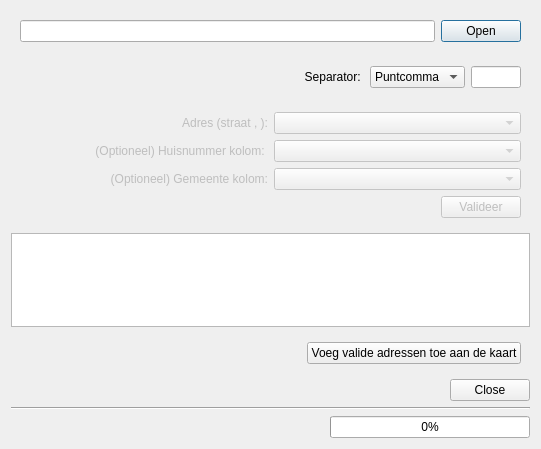
First picture: the form in ui_geopunt4QgisBatchGeoCode.ui, repository warrieka/geopunt4Qgis, before the edit.
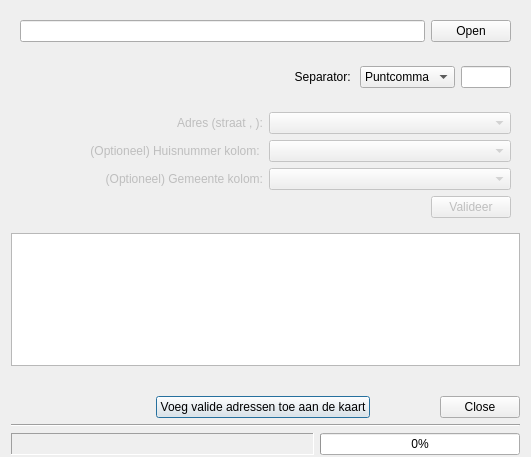
Second picture: the form after the edit. Icons and pictures are not drawn.

Commit message: finished a large portion batchGeoCode.py

What changed in the file:
```diff
--- a/ui_geopunt4QgisBatchGeoCode.ui
+++ b/ui_geopunt4QgisBatchGeoCode.ui
@@ -6,8 +6,8 @@
    <rect>
     <x>0</x>
     <y>0</y>
-    <width>541</width>
-    <height>449</height>
+    <width>531</width>
+    <height>457</height>
    </rect>
   </property>
   <property name="windowTitle">
@@ -17,7 +17,16 @@
    <iconset resource="resources.qrc">
     <normaloff>:/plugins/geopunt4Qgis/images/geopuntSmal.png</normaloff>:/plugins/geopunt4Qgis/images/geopuntSmal.png</iconset>
   </property>
+  <property name="windowOpacity">
+   <double>1.000000000000000</double>
+  </property>
+  <property name="sizeGripEnabled">
+   <bool>false</bool>
+  </property>
   <layout class="QVBoxLayout" name="verticalLayout">
+   <property name="bottomMargin">
+    <number>2</number>
+   </property>
    <item>
     <widget class="QWidget" name="inputWgt" native="true">
      <layout class="QHBoxLayout" name="horizontalLayout">
@@ -45,6 +54,9 @@
         <property name="text">
          <string>Open</string>
         </property>
+        <property name="autoDefault">
+         <bool>false</bool>
+        </property>
         <property name="default">
          <bool>false</bool>
         </property>
@@ -251,6 +263,9 @@
           <property name="text">
            <string>Valideer</string>
           </property>
+          <property name="autoDefault">
+           <bool>true</bool>
+          </property>
          </widget>
         </item>
        </layout>
@@ -273,7 +288,11 @@
    </item>
    <item>
     <widget class="QWidget" name="buttonWgt" native="true">
-     <layout class="QHBoxLayout" name="horizontalLayout_7">
+     <layout class="QHBoxLayout" name="horizontalLayout_7"/>
+    </widget>
+   </item>
+   <item>
+    <layout class="QHBoxLayout" name="horizontalLayout_9">
       <item>
        <spacer name="horizontalSpacer_2">
         <property name="orientation">
@@ -292,13 +311,25 @@
         <property name="text">
          <string>Voeg valide adressen toe aan de kaart</string>
         </property>
-       </widget>
-      </item>
-     </layout>
+       <property name="autoDefault">
+        <bool>false</bool>
+       </property>
+       <property name="default">
+        <bool>true</bool>
+       </property>
+       <property name="flat">
+        <bool>false</bool>
+       </property>
     </widget>
    </item>
    <item>
     <widget class="QDialogButtonBox" name="buttonBox">
+       <property name="sizePolicy">
+        <sizepolicy hsizetype="Minimum" vsizetype="Minimum">
+         <horstretch>0</horstretch>
+         <verstretch>0</verstretch>
+        </sizepolicy>
+       </property>
      <property name="orientation">
       <enum>Qt::Horizontal</enum>
      </property>
@@ -307,6 +338,8 @@
      </property>
     </widget>
    </item>
+    </layout>
+   </item>
    <item>
     <widget class="Line" name="line">
      <property name="orientation">
@@ -326,7 +359,10 @@
       <item>
        <widget class="QLabel" name="statusMsg">
         <property name="frameShape">
-         <enum>QFrame::NoFrame</enum>
+         <enum>QFrame::Panel</enum>
+        </property>
+        <property name="frameShadow">
+         <enum>QFrame::Sunken</enum>
         </property>
         <property name="text">
          <string/>
```
Left out of the diff: 26 changed lines with no effect on the pictures. Lines whose indentation alone changed are shown as unchanged. The commit also changes 14 other files.
